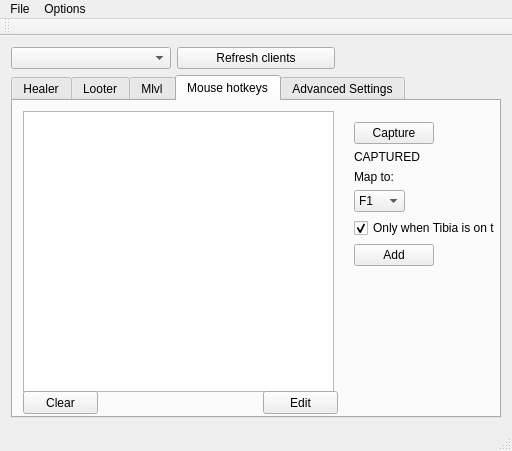
This is gui/AlmostManualBot/mainwindow.ui in stryku/amb as Qt 5 draws it before an edit. The edited form follows.
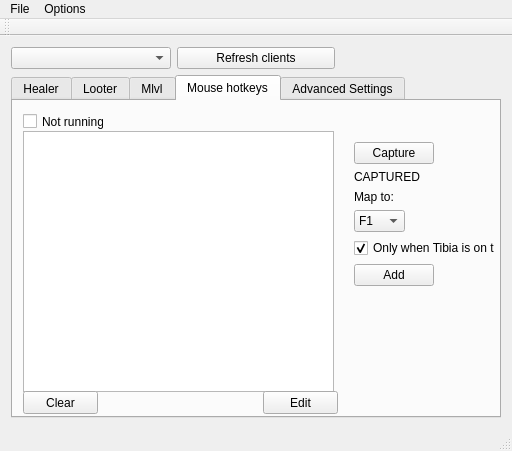
This is the edited form.

Commit message: MouseHotkeysModule is able to start and handle mouse events

Patch:
```diff
--- a/gui/AlmostManualBot/mainwindow.ui
+++ b/gui/AlmostManualBot/mainwindow.ui
@@ -708,9 +708,9 @@
         <property name="geometry">
          <rect>
           <x>10</x>
-          <y>10</y>
+          <y>30</y>
           <width>311</width>
-          <height>281</height>
+          <height>261</height>
          </rect>
         </property>
        </widget>
@@ -740,11 +740,11 @@
          <string>Edit</string>
         </property>
        </widget>
-       <widget class="QWidget" name="">
+       <widget class="QWidget" name="layoutWidget">
         <property name="geometry">
          <rect>
           <x>330</x>
-          <y>10</y>
+          <y>30</y>
           <width>151</width>
           <height>211</height>
          </rect>
@@ -863,6 +863,19 @@
          </item>
         </layout>
        </widget>
+       <widget class="QCheckBox" name="checkBoxMouseHotkeysRun">
+        <property name="geometry">
+         <rect>
+          <x>10</x>
+          <y>10</y>
+          <width>81</width>
+          <height>21</height>
+         </rect>
+        </property>
+        <property name="text">
+         <string>Not running</string>
+        </property>
+       </widget>
       </widget>
       <widget class="QWidget" name="tabAdvancedSettings">
        <attribute name="title">
```
The commit also changes 22 other files.
